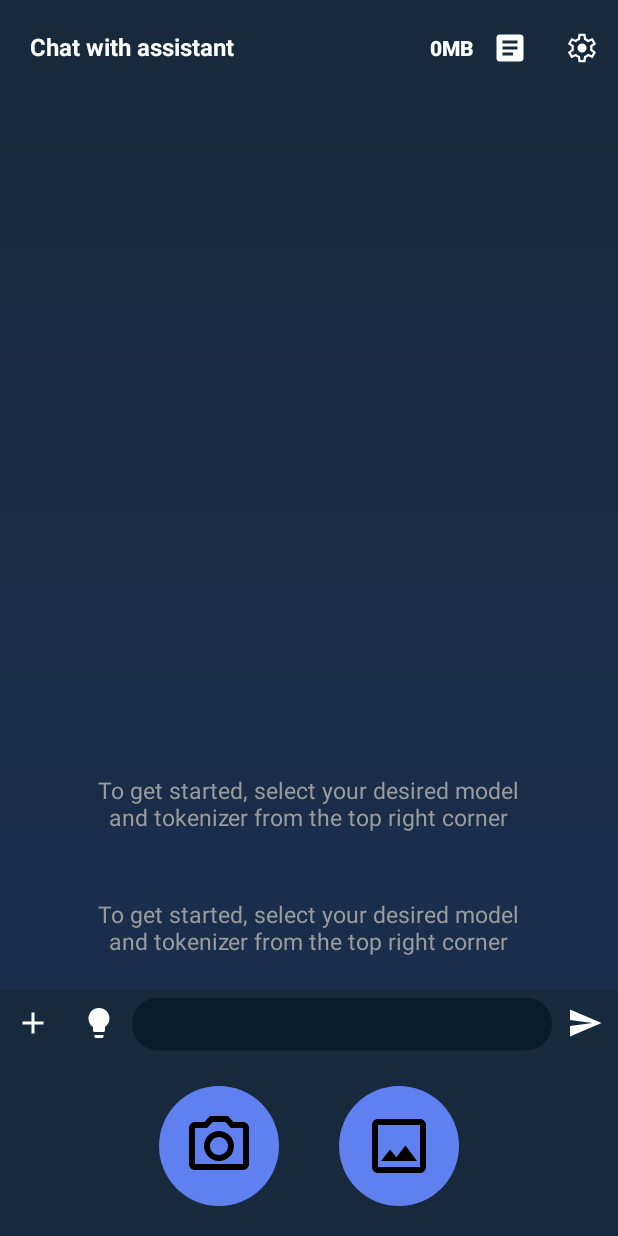
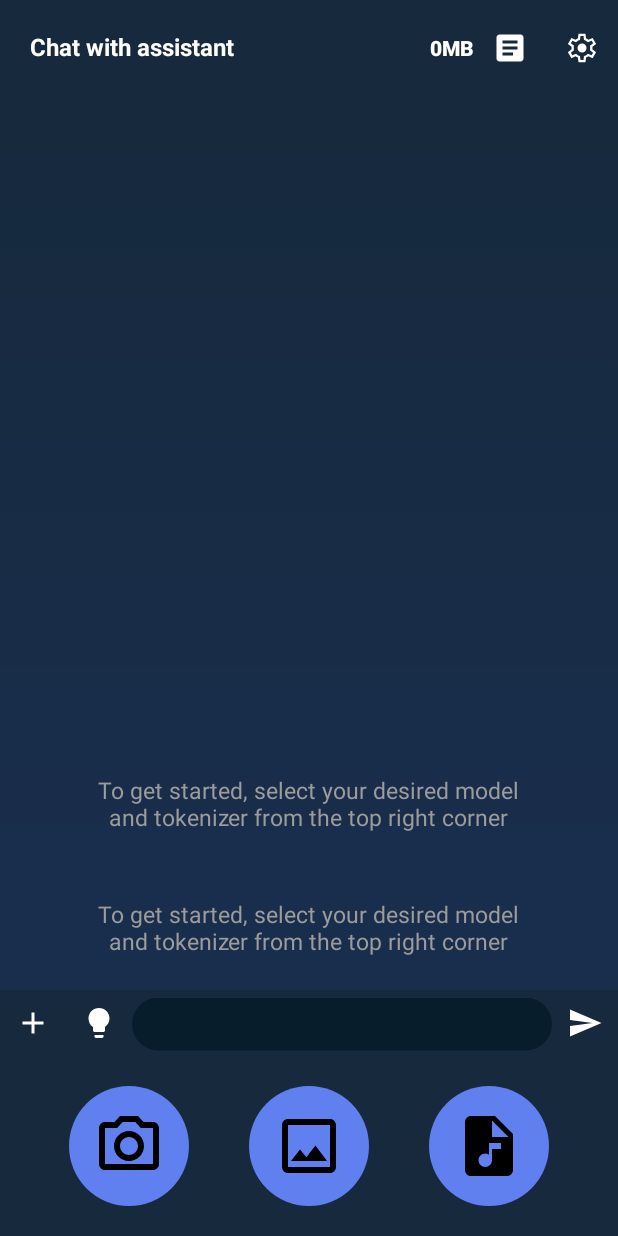
Before and after one commit to sohaaammmm/AdSo-AI, an Android app: the MainActivity screen opened directly, with no data from a screen before it, after a tap on an icon or button, on a phone screen of 412 x 824 dp. Run offline under Robolectric (Android 15) with nearby library versions, the phone set to English and light mode, and no system bars; libraries missing offline, so code that uses them is left out: org.pytorch.executorch; 1 statement that could not run was skipped.

Commit message:
Android demo app update (#93)
Add gemma 3 support. Need some handling for stop token, image type. Need to figure out image resizing next.

Also add some skeleton for audio input button

```diff
--- a/app/src/main/java/com/example/executorchllamademo/ModelUtils.java
+++ b/app/src/main/java/com/example/executorchllamademo/ModelUtils.java
@@ -15,8 +15,8 @@ public class ModelUtils {
   // XNNPACK or Vulkan
   static final int VISION_MODEL = 2;
   static final int VISION_MODEL_IMAGE_CHANNELS = 3;
-  static final int VISION_MODEL_SEQ_LEN = 768;
-  static final int TEXT_MODEL_SEQ_LEN = 256;
+  static final int VISION_MODEL_SEQ_LEN = 2048;
+  static final int TEXT_MODEL_SEQ_LEN = 768;
 
   // MediaTek
   static final int MEDIATEK_TEXT_MODEL = 3;
@@ -29,6 +29,7 @@ public class ModelUtils {
       switch (modelType) {
         case GEMMA_3:
         case LLAVA_1_5:
+        case VOXTRAL:
           return VISION_MODEL;
         case LLAMA_3:
         case QWEN_3:
--- /dev/null
+++ b/app/src/main/res/drawable/baseline_audio_file_48.xml
@@ -0,0 +1,5 @@
+<vector xmlns:android="http://schemas.android.com/apk/res/android" android:height="48dp" android:tint="#000000" android:viewportHeight="24" android:viewportWidth="24" android:width="48dp">
+
+    <path android:fillColor="@android:color/white" android:pathData="M14,2H6C4.9,2 4.01,2.9 4.01,4L4,20c0,1.1 0.89,2 1.99,2H18c1.1,0 2,-0.9 2,-2V8L14,2zM16,13h-3v3.75c0,1.24 -1.01,2.25 -2.25,2.25S8.5,17.99 8.5,16.75c0,-1.24 1.01,-2.25 2.25,-2.25c0.46,0 0.89,0.14 1.25,0.38V11h4V13zM13,9V3.5L18.5,9H13z"/>
+
+</vector>
--- a/app/src/main/res/layout/activity_main.xml
+++ b/app/src/main/res/layout/activity_main.xml
@@ -234,6 +234,15 @@
                     android:layout_marginStart="40dp"
                     android:background="@drawable/custom_button_round"
                     android:src="@drawable/outline_image_48" />
+
+                <ImageButton
+                    android:id="@+id/audioButton"
+                    android:layout_width="80dp"
+                    android:layout_height="80dp"
+                    android:layout_marginStart="40dp"
+                    android:background="@drawable/custom_button_round"
+                    android:src="@drawable/baseline_audio_file_48" />
+
             </LinearLayout>
         </LinearLayout>
 
```
Also changed, not shown: app/src/main/java/com/example/executorchllamademo/MainActivity.java (+33 -17 lines).
